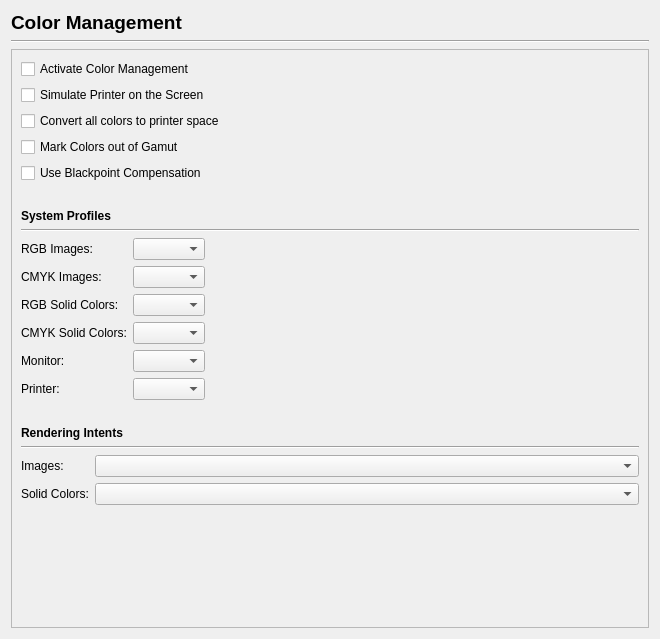
Old version of the form scribus/ui/prefs_colormanagementbase.ui in the repository scribusproject/scribus.
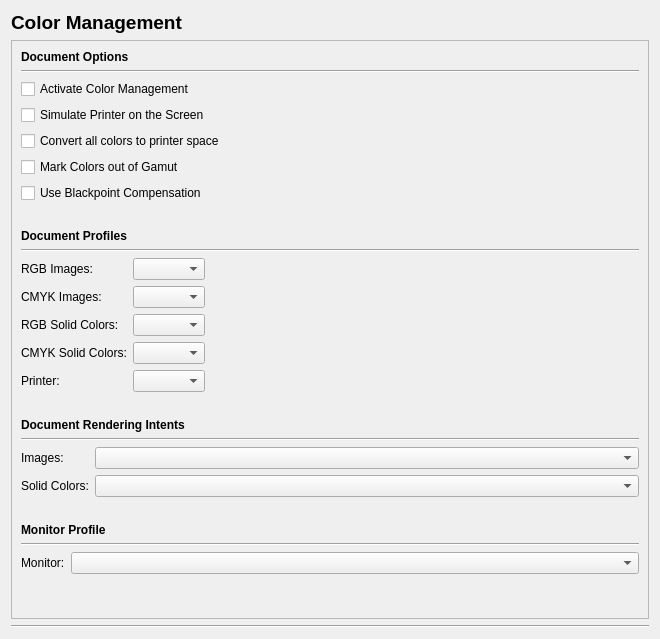
New version of the form.

What changed in the file:
```diff
--- a/scribus/ui/prefs_colormanagementbase.ui
+++ b/scribus/ui/prefs_colormanagementbase.ui
@@ -30,13 +30,6 @@
      </property>
     </widget>
    </item>
-   <item>
-    <widget class="Line" name="line">
-     <property name="orientation">
-      <enum>Qt::Horizontal</enum>
-     </property>
-    </widget>
-   </item>
    <item>
     <widget class="QScrollArea" name="scrollArea">
      <property name="widgetResizable">
@@ -47,11 +40,31 @@
        <rect>
         <x>0</x>
         <y>0</y>
-        <width>632</width>
-        <height>568</height>
+        <width>638</width>
+        <height>578</height>
        </rect>
       </property>
       <layout class="QVBoxLayout" name="verticalLayout_2">
+       <item>
+        <widget class="QLabel" name="label_7">
+         <property name="font">
+          <font>
+           <weight>75</weight>
+           <bold>true</bold>
+          </font>
+         </property>
+         <property name="text">
+          <string>Document Options</string>
+         </property>
+        </widget>
+       </item>
+       <item>
+        <widget class="Line" name="line_4">
+         <property name="orientation">
+          <enum>Qt::Horizontal</enum>
+         </property>
+        </widget>
+       </item>
        <item>
         <widget class="QCheckBox" name="activateCMCheckBox">
          <property name="text">
@@ -112,7 +125,7 @@
           </font>
          </property>
          <property name="text">
-          <string>System Profiles</string>
+          <string>Document Profiles</string>
          </property>
         </widget>
        </item>
@@ -142,7 +155,14 @@
           </widget>
          </item>
          <item row="0" column="1">
-          <widget class="QComboBox" name="rgbImageProfileComboBox"/>
+          <widget class="QComboBox" name="rgbImageProfileComboBox">
+           <property name="sizePolicy">
+            <sizepolicy hsizetype="Preferred" vsizetype="Fixed">
+             <horstretch>0</horstretch>
+             <verstretch>0</verstretch>
+            </sizepolicy>
+           </property>
+          </widget>
          </item>
          <item row="1" column="0">
           <widget class="QLabel" name="textLabel8">
@@ -155,7 +175,14 @@
           </widget>
          </item>
          <item row="1" column="1">
-          <widget class="QComboBox" name="cmykImageProfileComboBox"/>
+          <widget class="QComboBox" name="cmykImageProfileComboBox">
+           <property name="sizePolicy">
+            <sizepolicy hsizetype="Preferred" vsizetype="Fixed">
+             <horstretch>0</horstretch>
+             <verstretch>0</verstretch>
+            </sizepolicy>
+           </property>
+          </widget>
          </item>
          <item row="2" column="0">
           <widget class="QLabel" name="textLabel9">
@@ -183,30 +210,20 @@
          <item row="3" column="1">
           <widget class="QComboBox" name="cmykSolidProfileComboBox"/>
          </item>
-         <item row="5" column="0">
+         <item row="4" column="0">
           <widget class="QLabel" name="label_3">
            <property name="text">
             <string>Printer:</string>
            </property>
           </widget>
          </item>
-         <item row="5" column="1">
-          <widget class="QComboBox" name="printerProfileComboBox"/>
-         </item>
          <item row="4" column="1">
-          <widget class="QComboBox" name="monitorProfileComboBox"/>
-         </item>
-         <item row="4" column="0">
-          <widget class="QLabel" name="label_2">
-           <property name="text">
-            <string>Monitor:</string>
-           </property>
-          </widget>
+          <widget class="QComboBox" name="printerProfileComboBox"/>
          </item>
         </layout>
        </item>
        <item>
-        <spacer>
+        <spacer name="verticalSpacer_4">
          <property name="orientation">
           <enum>Qt::Vertical</enum>
          </property>
@@ -230,7 +247,7 @@
           </font>
          </property>
          <property name="text">
-          <string>Rendering Intents</string>
+          <string>Document Rendering Intents</string>
          </property>
         </widget>
        </item>
@@ -268,6 +285,59 @@
          </item>
         </layout>
        </item>
+       <item>
+        <spacer>
+         <property name="orientation">
+          <enum>Qt::Vertical</enum>
+         </property>
+         <property name="sizeType">
+          <enum>QSizePolicy::Fixed</enum>
+         </property>
+         <property name="sizeHint" stdset="0">
+          <size>
+           <width>20</width>
+           <height>20</height>
+          </size>
+         </property>
+        </spacer>
+       </item>
+       <item>
+        <widget class="QLabel" name="label_2">
+         <property name="font">
+          <font>
+           <weight>75</weight>
+           <bold>true</bold>
+          </font>
+         </property>
+         <property name="text">
+          <string>Monitor Profile</string>
+         </property>
+        </widget>
+       </item>
+       <item>
+        <widget class="Line" name="line_5">
+         <property name="orientation">
+          <enum>Qt::Horizontal</enum>
+         </property>
+        </widget>
+       </item>
+       <item>
+        <layout class="QFormLayout" name="formLayout_3">
+         <property name="fieldGrowthPolicy">
+          <enum>QFormLayout::AllNonFixedFieldsGrow</enum>
+         </property>
+         <item row="0" column="1">
+          <widget class="QComboBox" name="monitorProfileComboBox"/>
+         </item>
+         <item row="0" column="0">
+          <widget class="QLabel" name="monitorLabel">
+           <property name="text">
+            <string>Monitor:</string>
+           </property>
+          </widget>
+         </item>
+        </layout>
+       </item>
        <item>
         <spacer name="verticalSpacer_3">
          <property name="orientation">
@@ -285,6 +355,13 @@
      </widget>
     </widget>
    </item>
+   <item>
+    <widget class="Line" name="line">
+     <property name="orientation">
+      <enum>Qt::Horizontal</enum>
+     </property>
+    </widget>
+   </item>
   </layout>
  </widget>
  <resources/>
```
Left out of the diff: 2 changed lines with no effect on the pictures.
